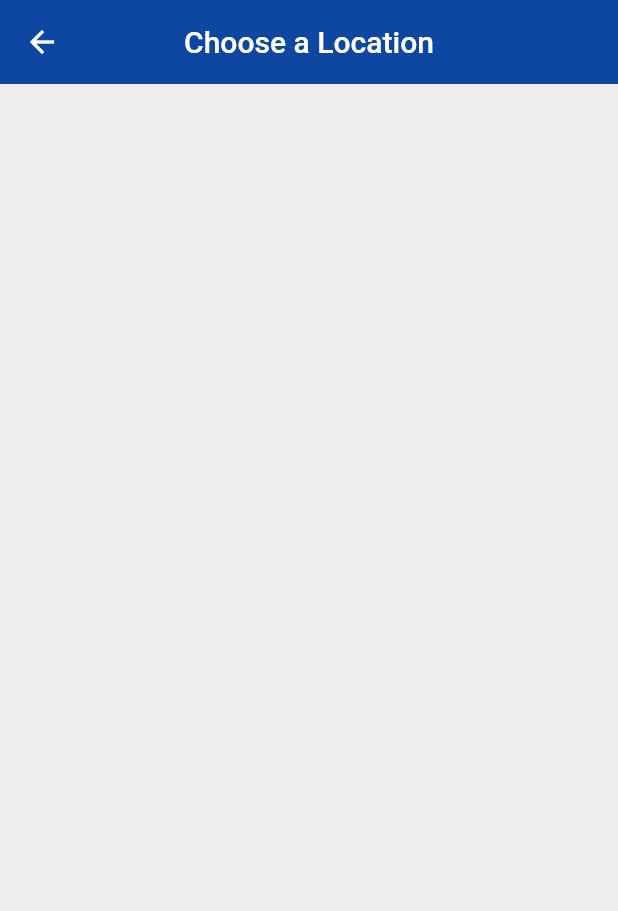
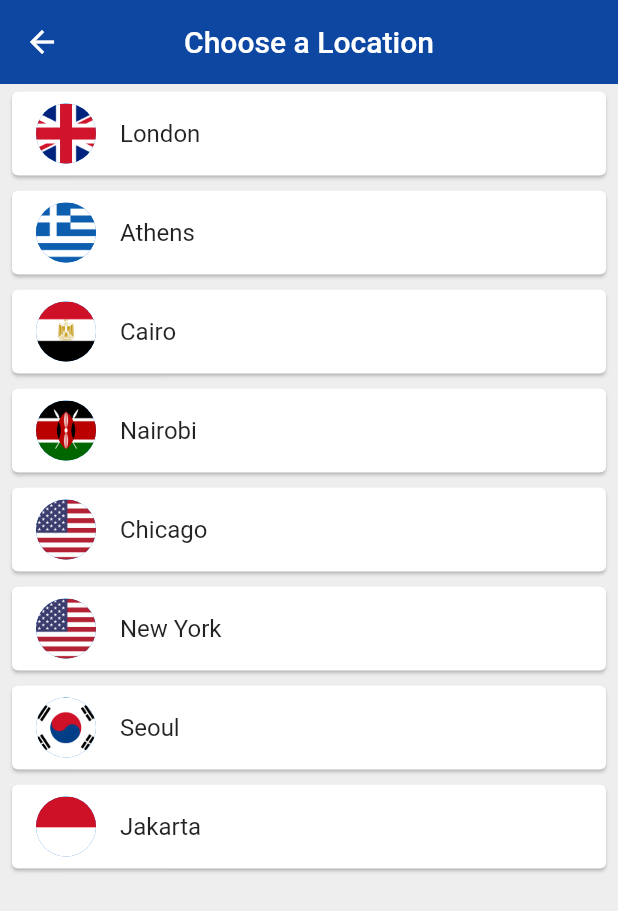
Before and after one commit to prabhavdogra/world_time_app, a Flutter app: the screen it shows after launch, after a tap on "Edit Location", on a phone screen of 412 x 824 dp. Shown: the top 911 px of the screen. Run offline on Flutter 3.47's test engine with Material 2 defaults, Android fonts, the phone set to English and light mode, and no system bars; our stand-ins replace flutter_spinkit; network calls fail.

Commit message:
hopefully last commit

```diff
--- a/lib/pages/choose_location.dart
+++ b/lib/pages/choose_location.dart
@@ -1,6 +1,7 @@
 // ignore_for_file: prefer_const_constructors
 // ignore_for_file: use_key_in_widget_constructors
 import 'package:flutter/material.dart';
+import 'package:world_time_app/services/world_time.dart';
 
 class ChooseLocation extends StatefulWidget {
   @override
@@ -8,6 +9,48 @@ class ChooseLocation extends StatefulWidget {
 }
 
 class _ChooseLocationState extends State<ChooseLocation> {
+  List<WorldTime> locations = [
+    WorldTime(
+        locationUrl: 'Europe/London', location: 'London', flagUrl: 'uk.png'),
+    WorldTime(
+        locationUrl: 'Europe/Berlin',
+        location: 'Athens',
+        flagUrl: 'greece.png'),
+    WorldTime(
+        locationUrl: 'Africa/Cairo', location: 'Cairo', flagUrl: 'egypt.png'),
+    WorldTime(
+        locationUrl: 'Africa/Nairobi',
+        location: 'Nairobi',
+        flagUrl: 'kenya.png'),
+    WorldTime(
+        locationUrl: 'America/Chicago',
+        location: 'Chicago',
+        flagUrl: 'usa.png'),
+    WorldTime(
+        locationUrl: 'America/New_York',
+        location: 'New York',
+        flagUrl: 'usa.png'),
+    WorldTime(
+        locationUrl: 'Asia/Seoul',
+        location: 'Seoul',
+        flagUrl: 'south_korea.png'),
+    WorldTime(
+        locationUrl: 'Asia/Jakarta',
+        location: 'Jakarta',
+        flagUrl: 'indonesia.png'),
+  ];
+
+  void updateTime(index) async {
+    WorldTime instance = locations[index];
+    await instance.getTime();
+    Navigator.pop(context, {
+      'Location': instance.location,
+      'Flag': instance.flagUrl,
+      'Time': instance.time,
+      'IsDayTime': instance.isDayTime,
+    });
+  }
+
   @override
   Widget build(BuildContext context) {
     return Scaffold(
@@ -18,6 +61,26 @@ class _ChooseLocationState extends State<ChooseLocation> {
         centerTitle: true,
         elevation: 0,
       ),
+      body: ListView.builder(
+          itemCount: locations.length,
+          itemBuilder: (context, index) {
+            return Padding(
+              padding:
+                  const EdgeInsets.symmetric(vertical: 1.0, horizontal: 4.0),
+              child: Card(
+                child: ListTile(
+                  onTap: () {
+                    updateTime(index);
+                  },
+                  title: Text(locations[index].location),
+                  leading: CircleAvatar(
+                    backgroundImage:
+                        AssetImage('assets/${locations[index].flagUrl}'),
+                  ),
+                ),
+              ),
+            );
+          }),
     );
   }
 }
--- a/lib/pages/home.dart
+++ b/lib/pages/home.dart
@@ -15,23 +15,58 @@ class _HomeState extends State<Home> {
   @override
   Widget build(BuildContext context) {
     // Receive the data
-    data = ModalRoute.of(context)!.settings.arguments as Map;
+    data = data.isNotEmpty
+        ? data
+        : ModalRoute.of(context)!.settings.arguments as Map;
     // Note that we don't need to use set state here
     // because we are not changing the state of the widget
 
+    // print('isDayTime = ');
+    // print(data['IsDayTime']);
+    // Set background
+    String bgImage = data['IsDayTime'] ? 'day.png' : 'night.png';
+    Color bgColor = data['IsDayTime'] ? Colors.blue : Colors.indigo;
+
     return Scaffold(
+      backgroundColor: bgColor,
       body: SafeArea(
         child: Container(
+          decoration: BoxDecoration(
+            image: DecorationImage(
+              image: AssetImage(
+                'assets/$bgImage',
+              ),
+              fit: BoxFit.cover,
+            ),
+          ),
           child: Padding(
             padding: const EdgeInsets.fromLTRB(0.0, 120.0, 0.0, 0.0),
             child: Column(
               children: <Widget>[
                 FlatButton.icon(
-                  onPressed: () {
-                    Navigator.pushNamed(context, '/location');
+                  onPressed: () async {
+                    dynamic result =
+                        await Navigator.pushNamed(context, '/location');
+                    setState(() {
+                      data = {
+                        'Location': result['Location'],
+                        'Flag': result['Flag'],
+                        'Time': result['Time'],
+                        'IsDayTime': result['IsDayTime'],
+                      };
+                    });
+                    print(data);
                   },
-                  icon: Icon(Icons.edit_location),
-                  label: Text('Edit Location'),
+                  icon: Icon(
+                    Icons.edit_location,
+                    color: Colors.grey[300],
+                  ),
+                  label: Text(
+                    'Edit Location',
+                    style: TextStyle(
+                      color: Colors.grey[300],
+                    ),
+                  ),
                 ),
                 SizedBox(
                   height: 20.0,
@@ -44,6 +79,7 @@ class _HomeState extends State<Home> {
                       style: TextStyle(
                         fontSize: 28.0,
                         letterSpacing: 2.0,
+                        color: Colors.grey[300],
                       ),
                     )
                   ],
@@ -53,6 +89,7 @@ class _HomeState extends State<Home> {
                   data['Time'],
                   style: TextStyle(
                     fontSize: 66.0,
+                    color: Colors.grey[300],
                   ),
                 ),
               ],
--- a/lib/pages/loading.dart
+++ b/lib/pages/loading.dart
@@ -26,6 +26,7 @@ class _LoadingState extends State<Loading> {
       'Location': instance.location,
       'Flag': instance.flagUrl,
       'Time': instance.time,
+      'IsDayTime': instance.isDayTime,
     });
   }
 
--- a/lib/services/world_time.dart
+++ b/lib/services/world_time.dart
@@ -8,7 +8,7 @@ class WorldTime {
   String time = 'Loading'; // Time at that Location
   String flagUrl; // URL to the flag image asset
   String locationUrl; // Location URL for the API endpoint
-  bool isDayTime = true;
+  bool isDayTime = false;
 
   WorldTime(
       {required this.location,
@@ -31,8 +31,8 @@ class WorldTime {
       DateTime now = DateTime.parse(datetime);
       now = now.add(Duration(
           hours: int.parse(offsetHours), minutes: int.parse(offsetMinutes)));
+      isDayTime = now.hour > 6 && now.hour < 19 ? true : false;
       time = DateFormat.jm().format(now);
-
     } catch (e) {
       print('Error: $e');
       time = 'OOPS! Something went wrong';
--- a/pubspec.yaml
+++ b/pubspec.yaml
@@ -60,9 +60,8 @@ flutter:
   uses-material-design: true
 
   # To add assets to your application, add an assets section, like this:
-  # assets:
-  #   - images/a_dot_burr.jpeg
-  #   - images/a_dot_ham.jpeg
+  assets:
+    - assets/
 
   # An image asset can refer to one or more resolution-specific "variants", see
   # https://flutter.dev/assets-and-images/#resolution-aware.
```
Also changed, not shown: assets/day.png (added), assets/egypt.png (added), assets/germany.png (added), assets/greece.png (added), assets/indonesia.png (added), assets/kenya.png (added), assets/night.png (added), assets/south_korea.png (added), assets/uk.png (added), assets/usa.png (added), lib/main.dart (line endings or trailing spaces).
